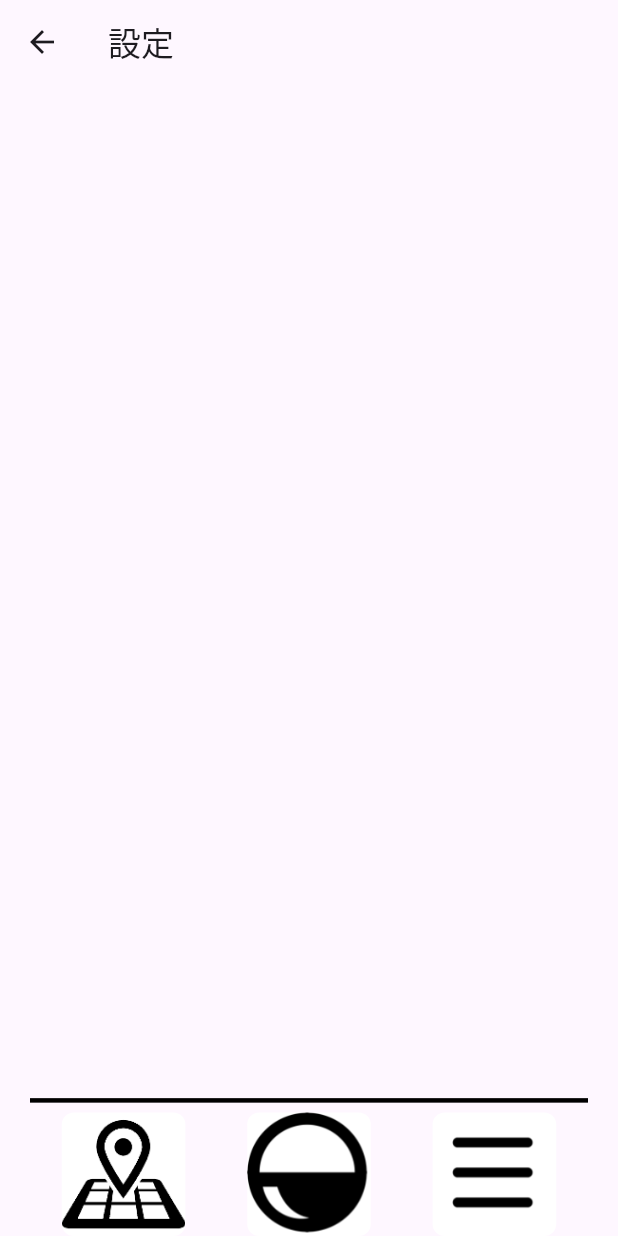
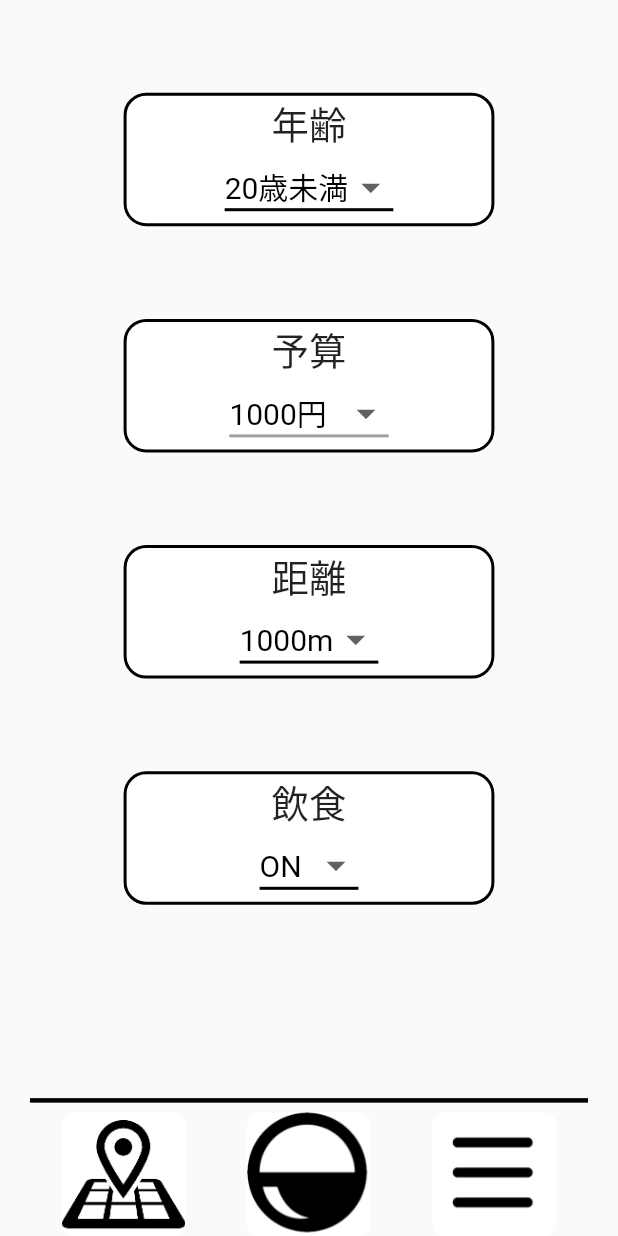
Before and after one commit to simeiro/amanojaku, a Flutter app: the screen it shows after launch, item 3 of the bottom bar chosen, on a phone screen of 412 x 824 dp. Run offline on Flutter 3.47's test engine with Material 2 defaults, Android fonts, the phone set to English and light mode, and no system bars; our stand-ins replace csv, google_fonts, google_maps_flutter.

Commit message:
add: 設定画面UI完成

```diff
--- a/lib/setting_page.dart
+++ b/lib/setting_page.dart
@@ -1,20 +1,263 @@
+import 'package:amanojaku/main.dart';
 import 'package:flutter/material.dart';
+import 'package:amanojaku/dark_gotcha_page.dart';
 
 class SettingPage extends StatelessWidget {
   const SettingPage({super.key});
 
+  // @override
+  // _DropdownButtonDemoState createState() => _DropdownButtonDemoState();
+
   @override
   Widget build(BuildContext context) {
-    final Size size = MediaQuery.of(context).size;
+    return MaterialApp(
+      routes: {
+        "/map_page": (context) => const MyHomePage(title: "map",),
+        "/dark_gotcha_page": (context) => const DarkGotchaPage(), // 通常ガチャのページ
+        "/setting_page": (context) => const SettingPage(), // 設定のページ
+      },
+      title: 'Flutter Demo',
+      home: _DropdownButtonDemo(),
+    );
+  }
+}
+
+class _DropdownButtonDemo extends StatefulWidget {
+  const _DropdownButtonDemo({Key? key}) : super(key: key);
+
+  @override
+  _DropdownButtonDemoState createState() => _DropdownButtonDemoState();
+}
+
+class _DropdownButtonDemoState extends State<_DropdownButtonDemo> {
+  final Map<String, List<String>> _dropDownMenu = {
+    '20歳未満': [], //['Math', 'English', 'Japanese'],
+    '20歳以上': [], //['Shoulder', 'Chest', 'Back'],
+  };
+  final Map<String, List<String>> _dropDownMenu2 = {
+    '1000円': [], //['Math'],
+    '3000円': ['Shoulder', 'Chest', 'Back'],
+    '5000円': ['Flutter', 'Python', 'C#'],
+    '8000円': ['Math'],
+    '10000円': ['Math'],
+    '15000円': ['Math'],
+  };
+  final Map<String, List<String>> _dropDownMenu3 = {
+    '300m': ['Math', 'English', 'Japanese'],
+    '500m': ['Shoulder', 'Chest', 'Back'],
+    '1000m': ['Flutter', 'Python', 'C#'],
+    '2000m': ['Math'],
+    '3000m': ['Math'],
+  };
+  final Map<String, List<String>> _dropDownMenu4 = {
+    'ON': ['Math', 'English', 'Japanese'],
+    'OFF': ['Shoulder', 'Chest', 'Back'],
+  };
+
+  String? _selectedKey = '20歳未満';
+  String? _selectedKey2 = '1000円';
+  String? _selectedKey3 = '1000m';
+  String? _selectedKey4 = 'ON';
+
+  @override
+  Widget build(BuildContext context) {
+    Colors.white; // テーマ色
+    final screenSize = MediaQuery.of(context).size; // 画面サイズを取得する
     return Scaffold(
-      appBar: AppBar(
-        title: const Text("設定"),
-      ),
       body: Column(
         children: [
-          Container(
-            padding: EdgeInsets.only(top: size.height * 0.74),
-            // child: Container(), // 空のコンテナでスペースを占有
+          Column(
+            mainAxisAlignment: MainAxisAlignment.spaceEvenly,
+            children: <Widget>[
+              // Container(
+              // margin: const EdgeInsets.only(top: screenSize.height * 0.2)),
+              Container(
+                margin:
+                    EdgeInsets.only(top: screenSize.height * 0.075 // 上の余白（10%）
+                        ),
+                width: screenSize.width * 0.6, // 60%
+                decoration: BoxDecoration(
+                  color: const Color(0xFFFFFFFF),
+                  borderRadius: BorderRadius.circular(15),
+                  border: Border.all(width: 2),
+                ),
+                child: Column(// 年齢確認
+                    children: <Widget>[
+                  const Text(
+                    '年齢',
+                    style: TextStyle(
+                      fontSize: 25,
+                    ),
+                  ),
+                  DropdownButton<String>(
+                    // ドロップダウン
+                    value: _selectedKey,
+                    icon: const Icon(Icons.arrow_drop_down),
+                    iconSize: 30,
+                    elevation: 16,
+                    style: const TextStyle(fontSize: 20, color: Colors.black),
+                    underline: Container(
+                      height: 2,
+                      color: Colors.black,
+                    ),
+                    onChanged: (newValue) {
+                      setState(() {
+                        _selectedKey = newValue;
+                      });
+                    },
+                    items: _dropDownMenu.keys
+                        .map<DropdownMenuItem<String>>((String value) {
+                      return DropdownMenuItem<String>(
+                        value: value,
+                        child: Text(value),
+                      );
+                    }).toList(),
+                  ),
+                ]),
+              ),
+
+              Container(
+                // 予算確認
+                margin:
+                    EdgeInsets.only(top: screenSize.height * 0.075 // 上の余白（10%）
+                        ),
+                width: screenSize.width * 0.6, // 60%
+                decoration: BoxDecoration(
+                  color: const Color(0xFFFFFFFF),
+                  borderRadius: BorderRadius.circular(15),
+                  border: Border.all(width: 2),
+                ),
+                child: Column(
+                  // 年齢確認
+                  children: <Widget>[
+                    const Text(
+                      '予算',
+                      style: TextStyle(
+                        fontSize: 25,
+                      ),
+                    ),
+                    DropdownButton<String>(
+                      // ドロップダウン
+                      value: _selectedKey2,
+                      icon: const Icon(Icons.arrow_drop_down),
+                      iconSize: 30,
+                      elevation: 16,
+                      style: const TextStyle(fontSize: 20, color: Colors.black),
+                      underline: Container(
+                        height: 2,
+                        color: Colors.grey,
+                      ),
+                      onChanged: (newValue) {
+                        setState(() {
+                          _selectedKey2 = newValue;
+                        });
+                      },
+                      items: _dropDownMenu2.keys
+                          .map<DropdownMenuItem<String>>((String value) {
+                        return DropdownMenuItem<String>(
+                          value: value,
+                          child: Text(value),
+                        );
+                      }).toList(),
+                    ),
+                  ],
+                ),
+              ),
+
+              Container(
+                // 距離確認
+                margin:
+                    EdgeInsets.only(top: screenSize.height * 0.075 // 上の余白（10%）
+                        ),
+                width: screenSize.width * 0.6, // 60%
+                decoration: BoxDecoration(
+                  color: const Color(0xFFFFFFFF),
+                  borderRadius: BorderRadius.circular(15),
+                  border: Border.all(width: 2),
+                ),
+                child: Column(// 年齢確認
+                    children: <Widget>[
+                  const Text(
+                    '距離',
+                    style: TextStyle(
+                      fontSize: 25,
+                    ),
+                  ),
+                  DropdownButton<String>(
+                    // ドロップダウン
+                    value: _selectedKey3,
+                    icon: const Icon(Icons.arrow_drop_down),
+                    iconSize: 30,
+                    elevation: 16,
+                    style: const TextStyle(fontSize: 20, color: Colors.black),
+                    underline: Container(
+                      height: 2,
+                      color: Colors.black,
+                    ),
+                    onChanged: (newValue) {
+                      setState(() {
+                        _selectedKey3 = newValue;
+                      });
+                    },
+                    items: _dropDownMenu3.keys
+                        .map<DropdownMenuItem<String>>((String value) {
+                      return DropdownMenuItem<String>(
+                        value: value,
+                        child: Text(value),
+                      );
+                    }).toList(),
+                  ),
+                ]),
+              ),
+
+              Container(
+                // 飲食のON/OFF
+                margin:
+                    EdgeInsets.only(top: screenSize.height * 0.075 // 上の余白（10%）
+                        ),
+                width: screenSize.width * 0.6, // 60%
+                decoration: BoxDecoration(
+                  color: const Color(0xFFFFFFFF),
+                  borderRadius: BorderRadius.circular(15),
+                  border: Border.all(width: 2),
+                ),
+                child: Column(// 年齢確認
+                    children: <Widget>[
+                  const Text(
+                    '飲食',
+                    style: TextStyle(
+                      fontSize: 25,
+                    ),
+                  ),
+                  DropdownButton<String>(
+                    // ドロップダウン
+                    value: _selectedKey4,
+                    icon: const Icon(Icons.arrow_drop_down),
+                    iconSize: 30,
+                    elevation: 16,
+                    style: const TextStyle(fontSize: 20, color: Colors.black),
+                    underline: Container(
+                      height: 2,
+                      color: Colors.black,
+                    ),
+                    onChanged: (newValue) {
+                      setState(
+                        () {
+                          _selectedKey4 = newValue;
+                        },
+                      );
+                    },
+                    items: _dropDownMenu4.keys
+                        .map<DropdownMenuItem<String>>((String value) {
+                      return DropdownMenuItem<String>(
+                        value: value,
+                        child: Text(value),
+                      );
+                    }).toList(),
+                  ),
+                ]),
+              ),
+            ],
           ),
           Expanded(
             child: Container(), // 空のコンテナでスペースを占有
@@ -27,13 +270,14 @@ class SettingPage extends StatelessWidget {
             endIndent: 20,
           ),
           SizedBox(
+            // マップのアイコン
             width: double.infinity,
             child: Row(
               mainAxisAlignment: MainAxisAlignment.spaceEvenly,
               children: [
                 Container(
-                  width: size.height * 0.1,
-                  height: size.height * 0.1,
+                  width: screenSize.height * 0.1,
+                  height: screenSize.height * 0.1,
                   decoration: BoxDecoration(
                     color: Colors.white,
                     borderRadius: BorderRadius.circular(8.0),
@@ -53,8 +297,9 @@ class SettingPage extends StatelessWidget {
                   ),
                 ),
                 Container(
-                  width: size.height * 0.1,
-                  height: size.height * 0.1,
+                  // ガチャのアイコン
+                  width: screenSize.height * 0.1,
+                  height: screenSize.height * 0.1,
                   decoration: BoxDecoration(
                     color: Colors.white,
                     borderRadius: BorderRadius.circular(8.0),
@@ -74,8 +319,9 @@ class SettingPage extends StatelessWidget {
                   ),
                 ),
                 Container(
-                  width: size.height * 0.1,
-                  height: size.height * 0.1,
+                  // 設定画面のアイコン
+                  width: screenSize.height * 0.1,
+                  height: screenSize.height * 0.1,
                   decoration: BoxDecoration(
                     color: Colors.white,
                     borderRadius: BorderRadius.circular(8.0),
@@ -102,210 +348,3 @@ class SettingPage extends StatelessWidget {
     );
   }
 }
-// }
-// import 'package:flutter/material.dart';
-// // import 'package:flutter/src/material/colors.dart';
-
-// class SettingPage extends StatelessWidget {
-//   // This widget is the root of your application.
-
-//   const SettingPage({super.key});
-
-//   @override
-//   Widget build(BuildContext context) {
-//     return const MaterialApp(
-//       title: 'Flutter Demo',
-//       home: _DropdownButtonDemo(),
-//     );
-//   }
-// }
-
-// class _DropdownButtonDemo extends StatefulWidget {
-//   const _DropdownButtonDemo({Key? key}) : super(key: key);
-
-//   @override
-//   _DropdownButtonDemoState createState() => _DropdownButtonDemoState();
-// }
-
-// // 18歳以上かどうかを尋ねる
-// class _DropdownButtonDemoState extends State<_DropdownButtonDemo> {
-//   final Map<String, List<String>> _dropDownMenu = {
-//     '学生': ['Math', 'English', 'Japanese'],
-//     '大人': ['Shoulder', 'Chest', 'Back'],
-
-//   };
-//   final Map<String, List<String>> _dropDownMenu2 = {
-//     '￥1000': ['Math'],
-//     '￥2500': ['Shoulder', 'Chest', 'Back'],
-//     '￥5000': ['Flutter', 'Python', 'C#'],
-//     '￥8000': ['Math'],
-//     '￥10000': ['Math'],
-//     '￥12500': ['Math'],
-//   };
-//   final Map<String, List<String>> _dropDownMenu3 = {
-//     '300m': ['Math', 'English', 'Japanese'],
-//     '500m': ['Shoulder', 'Chest', 'Back'],
-//     '1000m': ['Flutter', 'Python', 'C#'],
-//     '2000m': ['Math'],
-//     '3000m': ['Math'],
-//   };
-//   final Map<String, List<String>> _dropDownMenu4 = {
-//     'ON': ['Math', 'English', 'Japanese'],
-//     'OFF': ['Shoulder', 'Chest', 'Back'],
-
-//   };
-// String? _selectedKey='学生';
-//   String? _selectedKey2='￥1000';
-//   String? _selectedKey3='300m';
-//   String? _selectedKey4='OFF';
-
-//   @override
-//   Widget build(BuildContext context) {
-//     return Scaffold(
-//       // backgroundColor: Colors.yellow[100],
-//       // appBar: AppBar(
-//       //   title: Text('設定'),
-//       //   // backgroundColor:Colors.blue
-//       // ),
-//       body: Column(
-//         children: <Widget>[
-//           Column(
-//             mainAxisAlignment: MainAxisAlignment.spaceEvenly,
-//             children: <Widget>[
-//               Container(
-//                   margin: EdgeInsets.all(20)),
-//               const Text(
-//                 '18歳以上',
-//                 style: TextStyle(fontSize: 24,backgroundColor: Colors.pink),
-//               ),
-//               DropdownButton<String>(
-//                 value: _selectedKey,
-//                 icon: const Icon(Icons.arrow_drop_down),
-//                 iconSize: 30,
-//                 elevation: 16,
-//                 style: const TextStyle(fontSize: 20, color: Colors.black),
-//                 underline: Container(
-//                   height: 2,
-//                   color: Colors.grey,
-//                 ),
-//                 onChanged: (newValue) {
-//                   setState(() {
-//                     _selectedKey = newValue;
-//                   });
-//                 },
-//                 items: _dropDownMenu.keys
-//                     .map<DropdownMenuItem<String>>((String value) {
-//                   return DropdownMenuItem<String>(
-//                     value: value,
-//                     child: Text(value),
-//                   );
-//                 }).toList(),
-//               ),
-// Container(
-//                   margin: EdgeInsets.all(20)),
-//               const Text(
-//                 '予算',
-//                 style: TextStyle(fontSize: 24,backgroundColor: Colors.orange),
-//               ),
-//               DropdownButton<String>(
-//                 value: _selectedKey2,
-//                 icon: const Icon(Icons.arrow_drop_down),
-//                 iconSize: 30,
-//                 elevation: 16,
-//                 style: const TextStyle(fontSize: 20, color: Colors.black),
-//                 underline: Container(
-//                   height: 2,
-//                   color: Colors.grey,
-//                 ),
-//                 onChanged: (newValue) {
-//                   setState(() {
-//                     _selectedKey2 = newValue;
-//                   });
-//                 },
-//                 items: _dropDownMenu2.keys
-//                     .map<DropdownMenuItem<String>>((String value) {
-//                   return DropdownMenuItem<String>(
-//                     value: value,
-//                     child: Text(value),
-//                   );
-//                 }).toList(),
-//               ),
-//               Container(
-//                 margin: EdgeInsets.only(top: 40)),
-//               const Text(
-//                 '距離',
-//                 style: TextStyle(fontSize: 24,backgroundColor: Colors.pink),
-//               ),
-//               DropdownButton<String>(
-//                 value: _selectedKey3,
-//                 icon: const Icon(Icons.arrow_drop_down),
-//                 iconSize: 30,
-//                 elevation: 16,
-//                 style: const TextStyle(fontSize: 20, color: Colors.black),
-//                 underline: Container(
-//                   height: 2,
-//                   color: Colors.grey,
-//                 ),
-//                 onChanged: (newValue) {
-//                   setState(() {
-//                     _selectedKey3 = newValue;
-//                   });
-//                 },
-// items: _dropDownMenu3.keys
-//                     .map<DropdownMenuItem<String>>((String value) {
-//                   return DropdownMenuItem<String>(
-//                     value: value,
-//                     child: Text(value),
-//                   );
-//                 }).toList(),
-//               ),
-//               Container(
-//                 margin: EdgeInsets.all(20),
-
-//               ),
-//               const Text(
-//                 '飲食',
-//                 style: TextStyle(fontSize: 24,backgroundColor: Colors.pink),
-//               ),
-//               DropdownButton<String>(
-//                 value: _selectedKey4,
-//                 icon: const Icon(Icons.arrow_drop_down),
-//                 iconSize: 30,
-//                 elevation: 16,
-//                 style: const TextStyle(fontSize: 20, color: Colors.black),
-//                 underline: Container(
-//                   height: 2,
-//                   color: Colors.grey,
-//                 ),
-//                 onChanged: (newValue) {
-//                   setState(() {
-//                     _selectedKey4 = newValue;
-//                   });
-//                 },
-//                 items: _dropDownMenu4.keys
-//                     .map<DropdownMenuItem<String>>((String value) {
-//                   return DropdownMenuItem<String>(
-//                     value: value,
-//                     child: Text(value),
-//                   );
-//                 }).toList(),
-//               ),
-
-//               ElevatedButton(
-//                 style: ElevatedButton.styleFrom(
-//                   padding: EdgeInsets.all(40),
-//                 ),
-//                 onPressed: () {},
-//                 child: Text(
-//                   "1.Normal Button",
-//                 ),
-//               ),
-
-//             ],
-//           )
-//         ],
-
-//       ),
-//     );
-//   }
-// }
```
Also changed, not shown: lib/decision_gotcha_page.dart (+8 -6 lines).
